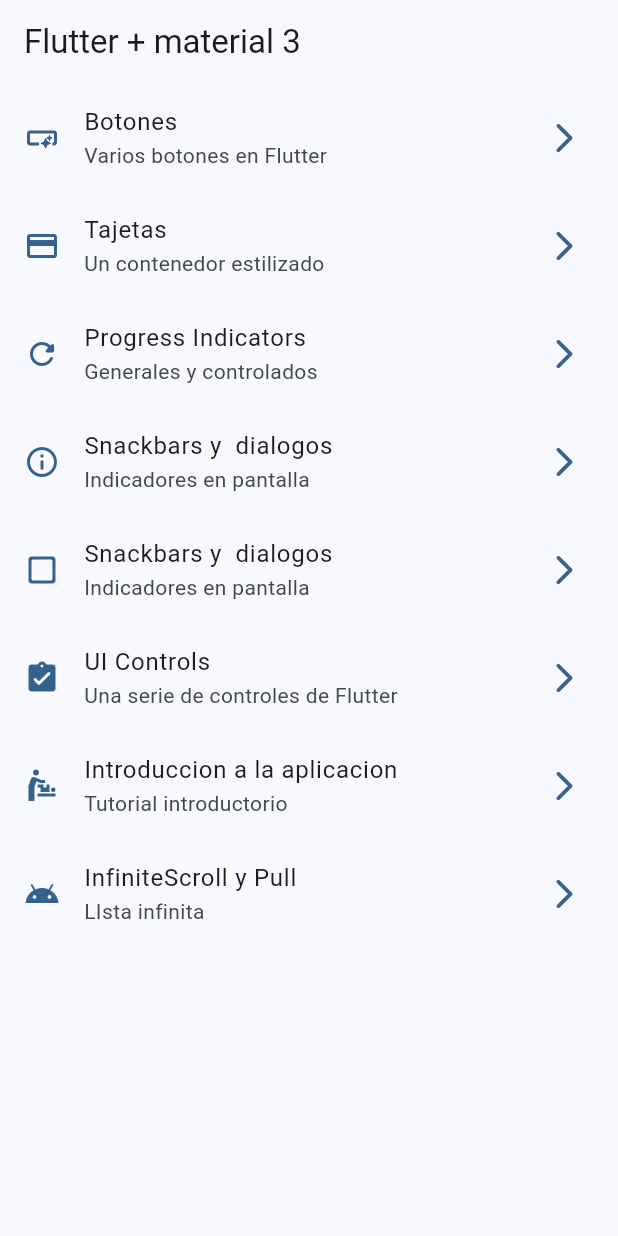
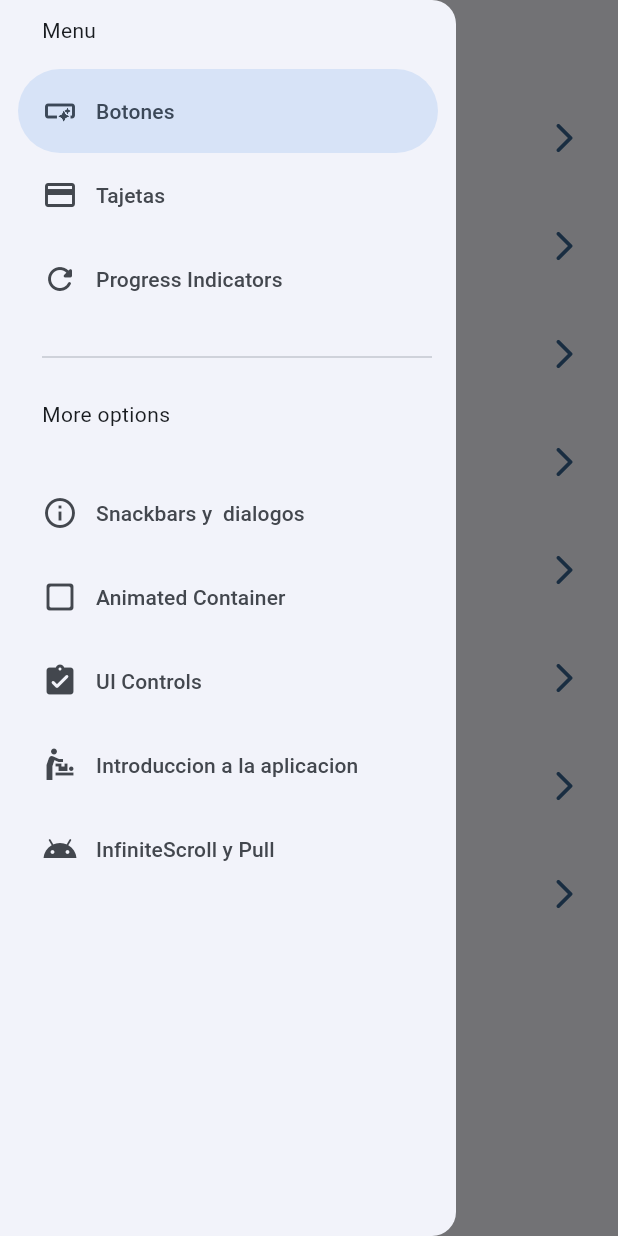
Before and after one commit to Freddy009L/widgets_app, a Flutter app: the screen it shows after launch, with the side drawer open (before the commit the screen has no drawer), on a phone screen of 412 x 824 dp. Run offline on Flutter 3.47's test engine with Material 3 defaults, Android fonts, the phone set to English and light mode, and no system bars; our stand-ins replace go_router.

```diff
--- a/lib/config/menu/menu_iitems.dart
+++ b/lib/config/menu/menu_iitems.dart
@@ -46,8 +46,8 @@ MenuIitems(
 ),
 
 MenuIitems(
-  title: 'Snackbars y  dialogos',
-  subTitle: 'Indicadores en pantalla',
+  title: 'Animated Container',
+  subTitle: 'Animacion de pantalla',
   link: '/animated',
   icon: Icons.check_box_outline_blank_rounded
 ),
--- a/lib/presentation/screens/home/home_screen.dart
+++ b/lib/presentation/screens/home/home_screen.dart
@@ -1,6 +1,8 @@
 import 'package:flutter/material.dart';
 import 'package:go_router/go_router.dart';
 import 'package:widgets_app/config/menu/menu_iitems.dart';
+import 'package:widgets_app/presentation/widget/side_menu.dart';
+import 'package:widgets_app/presentation/widgets/side_menu.dart';
 
 
 class HomeScreen extends StatelessWidget {
@@ -11,11 +13,16 @@ class HomeScreen extends StatelessWidget {
 
   @override
   Widget build(BuildContext context) {
+
+    final Scaffoldkey = GlobalKey<ScaffoldState>();
+
     return Scaffold(
+      key: Scaffoldkey,
       appBar: AppBar(
         title: Text("Flutter + material 3"),
       ),
       body: _HomeView(),
+      drawer: SideMenu( scaffoldKey: Scaffoldkey,),
     );
   }
 }
--- /dev/null
+++ b/lib/presentation/widget/side_menu.dart
@@ -0,0 +1,80 @@
+import 'dart:io';
+import 'package:flutter/material.dart';
+import 'package:go_router/go_router.dart';
+import 'package:widgets_app/config/menu/menu_iitems.dart';
+
+class SideMenu extends StatefulWidget {
+
+  final GlobalKey<ScaffoldState> scaffoldKey;
+  const SideMenu({
+    super.key,
+    required this.scaffoldKey
+    });
+
+  @override
+  State<SideMenu> createState() => _SideMenuState();
+}
+
+class _SideMenuState extends State<SideMenu> {
+
+
+  // Esto nos permite ver cuales opciones estan seleccionada en el drawer
+  int navDrawerIndex = 0;
+
+  @override
+  Widget build(BuildContext context) {
+    //Esta funcio es para el Notch de los celulares tanto android como ios para que el drawer se vea bien
+    final hasNotch = MediaQuery.of(context).viewPadding.top > 0;
+    if (Platform.isAndroid) {
+      print('Android $hasNotch');
+    }else {
+      print(' IOS $hasNotch');
+    }
+
+    return NavigationDrawer(
+      selectedIndex: navDrawerIndex,
+      onDestinationSelected: (value) {
+
+        setState(() {
+          navDrawerIndex = value;
+          final menuItem = appMeniItems[value];
+          context.push( menuItem.link);
+          widget.scaffoldKey.currentState?.closeDrawer();
+        });
+      },
+      children: [
+
+        Padding(
+          padding: EdgeInsets.fromLTRB(28, hasNotch ? 10 : 10, 28, 16),
+          child: Text('Menu'),
+        ),
+
+        ...appMeniItems
+        .sublist(0,3)
+        .map((item) => NavigationDrawerDestination(
+          icon: Icon(item.icon),
+          label: Text(item.title),
+          ),
+        ),
+
+        Padding(padding: const EdgeInsets.fromLTRB(28, 16, 16, 10),
+        child: Divider(),
+        ),
+
+
+            Padding(
+          padding: EdgeInsets.fromLTRB(28, 10, 10, 28,),
+          child: Text('More options'),
+        ),
+        ...appMeniItems
+        .sublist(3)
+        .map((item) => NavigationDrawerDestination(
+          icon: Icon(item.icon),
+          label: Text(item.title),
+          ),
+        ),
+
+      ]
+      );
+  }
+}
--- /dev/null
+++ b/lib/presentation/widgets/side_menu.dart
@@ -0,0 +1 @@
+// TODO Implement this library.
```
Also changed, not shown: lib/presentation/animated/infinite_scroll/infinite_scroll_screens.dart (line endings or trailing spaces).
